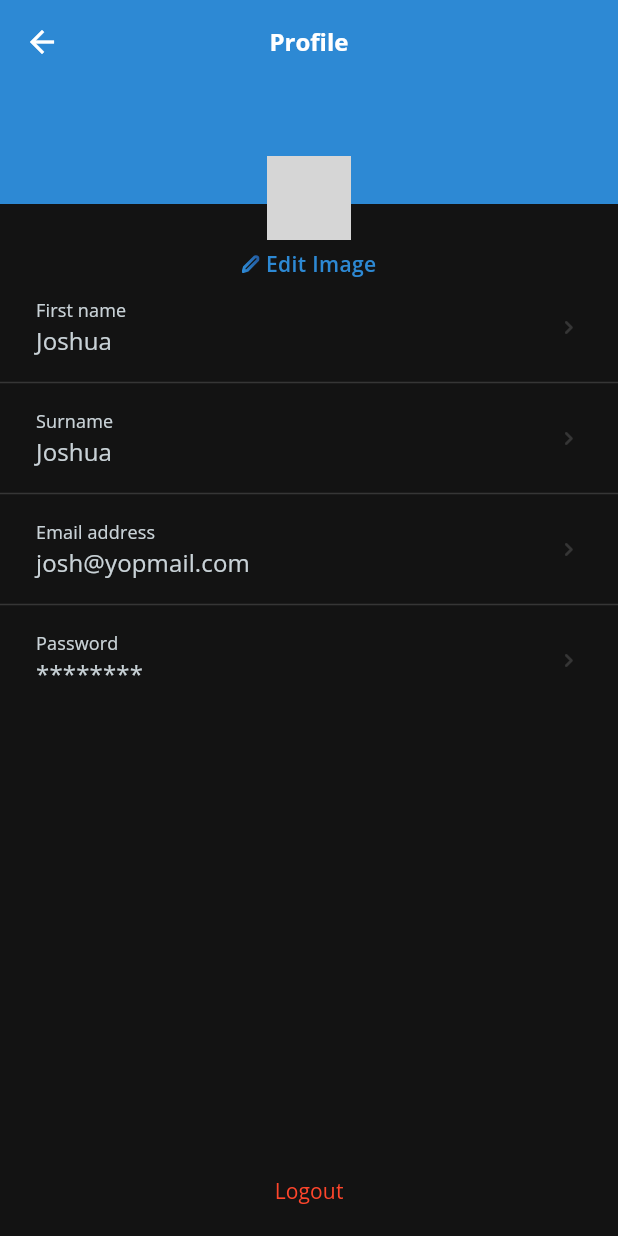
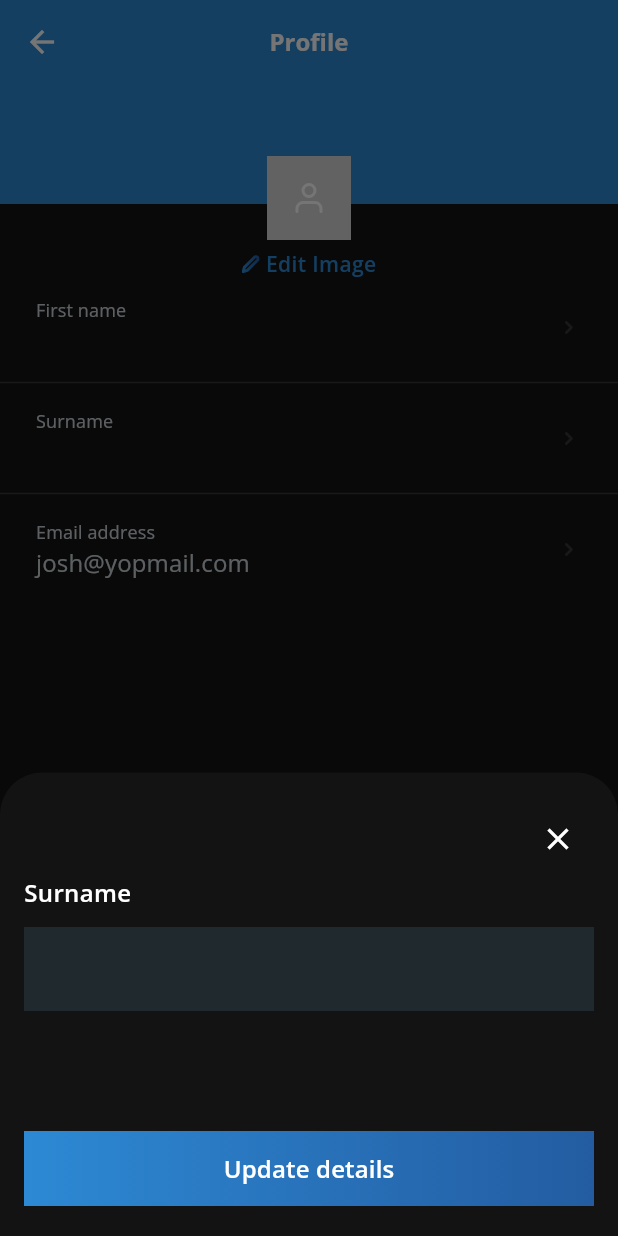
Before and after one commit to Lionoflondon/Circum-Rider, a Flutter app: the AccountDetails screen opened directly, after a tap on "Surname", on a phone screen of 412 x 824 dp. Run offline on Flutter 3.47's test engine with Material 3 defaults, Android fonts, the light colour scheme and no system bars; our stand-ins replace bloc, bot_toast, cloud_firestore, dio, dotted_line, equatable and 19 more; missing offline and left inert: currency_symbols, firebase_app_check, firebase_cloud_messaging_flutter, flutter_polyline_points, geoflutterfire2; accounts and stored records are empty; statements that could not run were skipped; project files that could hold a hidden picture were left out; key blocks and very long unbroken strings in the code were emptied for the run; grey boxes are pictures that could not be loaded.

Commit message:
New changes

```diff
--- a/lib/app/account/view/account_details.dart
+++ b/lib/app/account/view/account_details.dart
@@ -4,6 +4,7 @@ import 'package:flutter/material.dart';
 import 'package:flutter_bloc/flutter_bloc.dart';
 import 'package:flutter_svg/flutter_svg.dart';
 
+import '../../authentication/bloc/auth_bloc.dart';
 import 'bottom_sheets/bottom_sheets.dart';
 
 class AccountDetails extends StatefulWidget {
@@ -35,16 +36,13 @@ class _AccountDetailsState extends State<AccountDetails> {
           Divider(
               height: 10, thickness: 1, color: Colors.white.withOpacity(0.15)),
           email(),
-          Divider(
-              height: 10, thickness: 1, color: Colors.white.withOpacity(0.15)),
-          password(),
           const Spacer(),
           logout()
         ]));
   }
 
   Widget header() {
-    return BlocBuilder<AccountBloc, AccountState>(builder: (context, state) {
+    return BlocBuilder<AuthBloc, AuthState>(builder: (context, state) {
       return Stack(
         children: [
           Container(
@@ -95,7 +93,7 @@ class _AccountDetailsState extends State<AccountDetails> {
   }
 
   Widget firstName() {
-    return BlocBuilder<AccountBloc, AccountState>(builder: (context, state) {
+    return BlocBuilder<AuthBloc, AuthState>(builder: (context, state) {
       return TextButton(
           // borderSide: BorderSide.none,
           // backgroundColor: AppColors.secondary,
@@ -110,8 +108,12 @@ class _AccountDetailsState extends State<AccountDetails> {
                 children: [
                   AppText.text('First name',
                       color: AppColors.textGrey, fontSize: 12),
-                  AppText.text('Joshua',
-                      fontSize: 16, color: AppColors.textGrey)
+                  AppText.text(
+                      state.username != null
+                          ? '${state.username}'.trim().split(' ').first
+                          : '',
+                      fontSize: 16,
+                      color: AppColors.textGrey)
                 ],
               ),
               Icon(
@@ -121,13 +123,17 @@ class _AccountDetailsState extends State<AccountDetails> {
             ],
           ),
           onPressed: () async {
-            String? newName = await showEditFirstNameSheet(context);
+            String? newName = await showEditBottomSheet(context,
+                title: 'First name',
+                val: state.username != null
+                    ? '${state.username}'.trim().split(' ').first
+                    : '');
           });
     });
   }
 
   Widget surname() {
-    return BlocBuilder<AccountBloc, AccountState>(builder: (context, state) {
+    return BlocBuilder<AuthBloc, AuthState>(builder: (context, state) {
       return TextButton(
           // borderSide: BorderSide.none,
           // backgroundColor: AppColors.secondary,
@@ -142,8 +148,12 @@ class _AccountDetailsState extends State<AccountDetails> {
                 children: [
                   AppText.text('Surname',
                       color: AppColors.textGrey, fontSize: 12),
-                  AppText.text('Joshua',
-                      fontSize: 16, color: AppColors.textGrey)
+                  AppText.text(
+                      state.username != null
+                          ? '${state.username}'.trim().split(' ').last
+                          : '',
+                      fontSize: 16,
+                      color: AppColors.textGrey)
                 ],
               ),
               Icon(
@@ -152,12 +162,18 @@ class _AccountDetailsState extends State<AccountDetails> {
               )
             ],
           ),
-          onPressed: () {});
+          onPressed: () async {
+            String? newName = await showEditBottomSheet(context,
+                title: 'Surname',
+                val: state.username != null
+                    ? '${state.username}'.trim().split(' ').last
+                    : '');
+          });
     });
   }
 
   Widget email() {
-    return BlocBuilder<AccountBloc, AccountState>(builder: (context, state) {
+    return BlocBuilder<AuthBloc, AuthState>(builder: (context, state) {
       return TextButton(
           // borderSide: BorderSide.none,
           // backgroundColor: AppColors.secondary,
@@ -186,38 +202,8 @@ class _AccountDetailsState extends State<AccountDetails> {
     });
   }
 
-  Widget password() {
-    return BlocBuilder<AccountBloc, AccountState>(builder: (context, state) {
-      return TextButton(
-          // borderSide: BorderSide.none,
-          // backgroundColor: AppColors.secondary,
-          style: TextButton.styleFrom(
-            padding: const EdgeInsets.symmetric(horizontal: 24, vertical: 12),
-          ),
-          child: Row(
-            mainAxisAlignment: MainAxisAlignment.spaceBetween,
-            children: [
-              Column(
-                crossAxisAlignment: CrossAxisAlignment.start,
-                children: [
-                  AppText.text('Password',
-                      color: AppColors.textGrey, fontSize: 12),
-                  AppText.text('********',
-                      fontSize: 16, color: AppColors.textGrey)
-                ],
-              ),
-              Icon(
-                Icons.keyboard_arrow_right_rounded,
-                color: Colors.white.withOpacity(0.15),
-              )
-            ],
-          ),
-          onPressed: () {});
-    });
-  }
-
   Widget logout() {
-    return BlocBuilder<AccountBloc, AccountState>(builder: (context, state) {
+    return BlocBuilder<AuthBloc, AuthState>(builder: (context, state) {
       return TextButton(
         style: TextButton.styleFrom(
             padding: const EdgeInsets.symmetric(vertical: 20)),
--- a/lib/app/account/view/bottom_sheets/bottom_sheets.dart
+++ b/lib/app/account/view/bottom_sheets/bottom_sheets.dart
@@ -3,7 +3,7 @@ import 'package:flutter/material.dart';
 
 import '../../../../utils/theme/theme.dart';
 
-showEditFirstNameSheet(context) {
+showEditBottomSheet(context, {String? val, required String title}) {
   return showModalBottomSheet(
       context: context,
       isScrollControlled: true,
@@ -12,12 +12,30 @@ showEditFirstNameSheet(context) {
       ),
       backgroundColor: AppColors.secondary,
       builder: (context) {
-        return ButtShit();
+        return ButtSheet(
+          title: title,
+          val: val,
+        );
       });
 }
 
-class ButtShit extends StatelessWidget {
-  const ButtShit({super.key});
+class ButtSheet extends StatefulWidget {
+  final String? val;
+  final String title;
+  const ButtSheet({super.key, this.val, required this.title});
+  @override
+  ButtSheetState createState() => ButtSheetState();
+}
+
+class ButtSheetState extends State<ButtSheet> {
+  final TextEditingController _textFieldController = TextEditingController();
+
+  @override
+  void initState() {
+    // TODO: implement initState
+    super.initState();
+    _textFieldController.text = widget.val ?? '';
+  }
 
   @override
   Widget build(BuildContext context) {
@@ -43,17 +61,22 @@ class ButtShit extends StatelessWidget {
                   ],
                 ),
                 Row(children: [
-                  AppText.text('First name',
+                  AppText.text(widget.title,
                       fontWeight: FontWeight.w600, fontSize: 16)
                 ]),
                 const SizedBox(height: 12),
-                AppTextInput.input(),
-                const SizedBox(height: 100),
+                AppTextInput.input(controller: _textFieldController),
+                const SizedBox(height: 80),
                 AppButton.button(
                     widget: Center(
                         child: AppText.text('Update details',
                             fontSize: 16, fontWeight: FontWeight.w600)),
-                    onPressed: () {})
+                    onPressed: () {
+                      if (_textFieldController.text.trim() != '') {
+                        Navigator.pop(context, _textFieldController.text);
+                      }
+                      // print(_textFieldController.text);
+                    })
               ],
             )));
   }
--- a/lib/app/authentication/bloc/auth_event.dart
+++ b/lib/app/authentication/bloc/auth_event.dart
@@ -125,3 +125,13 @@ class UpdateUserProfile extends AuthEvent {
 class RequestLocationData extends AuthEvent {}
 
 class OpenSettingsApp extends AuthEvent {}
+
+class UpdateFirstName extends AuthEvent {
+  final String value;
+  const UpdateFirstName({required this.value});
+}
+
+class UpdateLastName extends AuthEvent {
+  final String value;
+  const UpdateLastName({required this.value});
+}
--- a/lib/app/home/bloc/home_bloc.dart
+++ b/lib/app/home/bloc/home_bloc.dart
@@ -468,6 +468,8 @@ class HomeBloc extends Bloc<HomeEvent, HomeState> {
                   }'''
             }, code: state.activeRequest!.code, message: "Delivery completed");
 
+            add(GetAvailableRequests());
+
             emit(state.copyWith(
               polylines: [],
               polylineCoordinates: [],
--- a/lib/app/home/view/parts/dispatch_requests.dart
+++ b/lib/app/home/view/parts/dispatch_requests.dart
@@ -184,7 +184,10 @@ class _DispatchRequestsState extends State<DispatchRequests> {
       }
 
       if (state.rideStatus != RideStatus.offline &&
-          state.dispatchRequests == null) {
+          (state.dispatchRequests == null || state.dispatchRequests == [])) {
+        Timer.periodic(Duration(seconds: 4), (tik) {
+          context.read<HomeBloc>().add(GetAvailableRequests());
+        });
         return Expanded(
             child: Padding(
                 padding: const EdgeInsets.symmetric(horizontal: 24),
--- a/pubspec.yaml
+++ b/pubspec.yaml
@@ -67,6 +67,7 @@ dependencies:
   permission_handler: ^11.0.1
   pinput: ^3.0.1
   shared_preferences: ^2.2.2
+  share_plus: ^7.2.1
   shimmer: ^3.0.0
   sliding_up_panel: ^2.0.0+1
   url_launcher: ^6.2.2
```
Also changed, not shown: lib/app/account/view/account.dart (+20 -4 lines), lib/app/authentication/bloc/auth_bloc.dart (+44 -1 lines), pubspec.lock, 3 other files.
